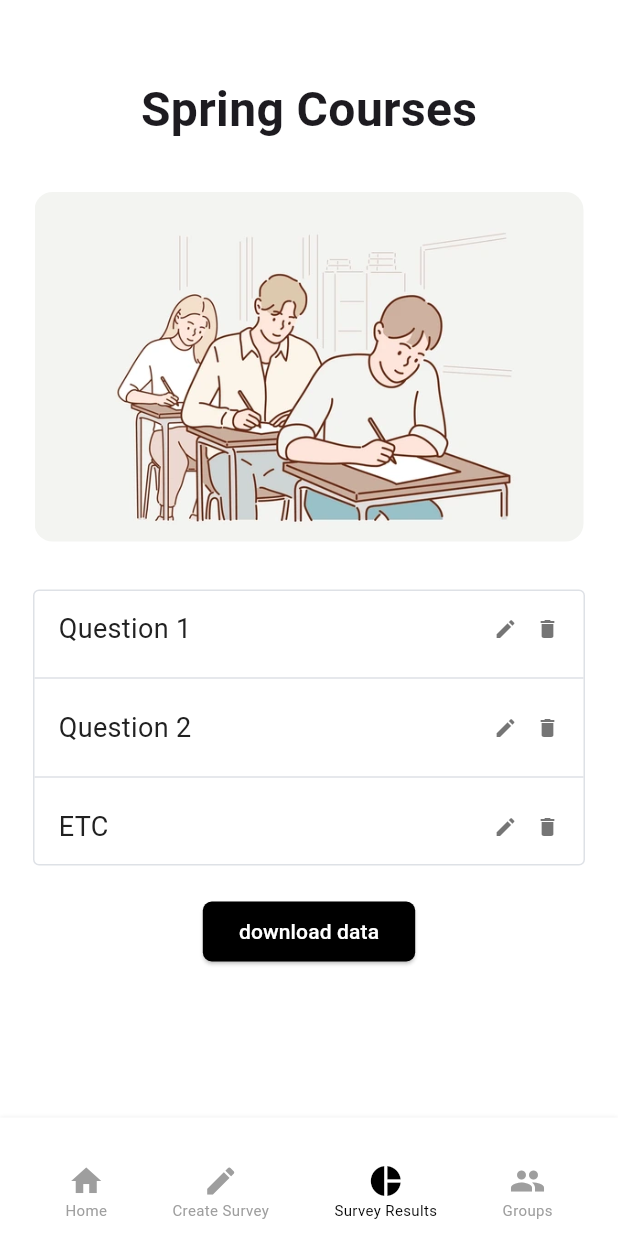
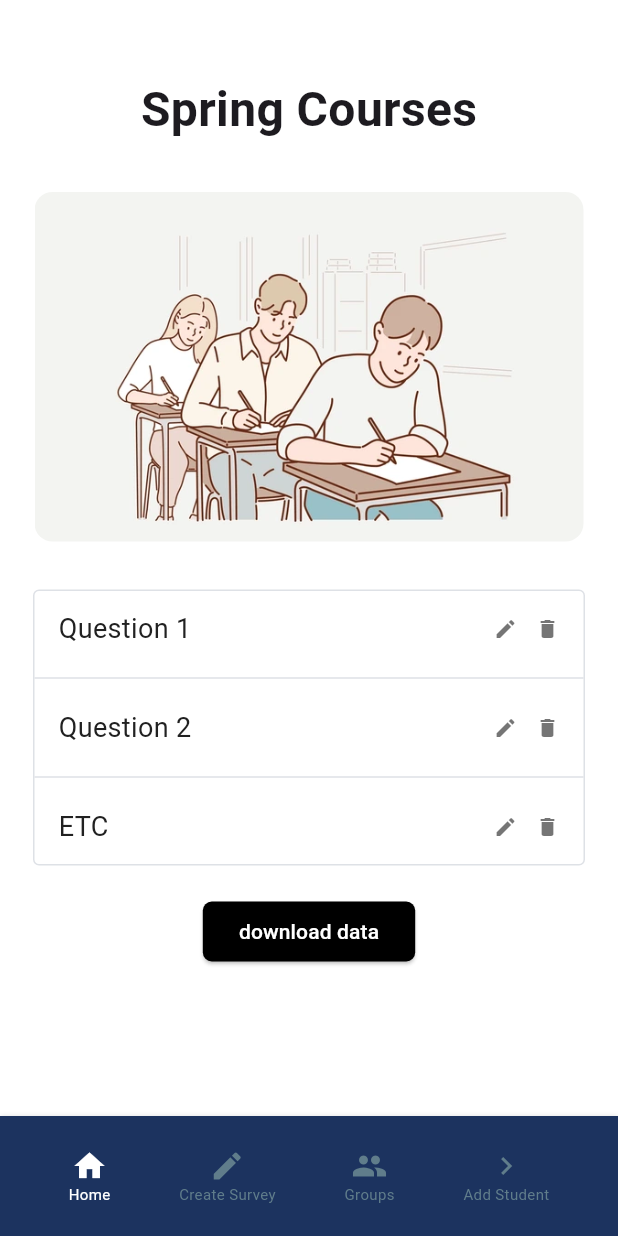
Before and after one commit to Amgooodd/survey-center, a Flutter app: the showsurv screen opened by its route, on a phone screen of 412 x 824 dp. Run offline on Flutter 3.47's test engine with Material 3 defaults, Android fonts, the phone set to English and light mode, and no system bars; our stand-ins replace cloud_firestore, firebase_core; accounts and stored records are empty.

Commit message:
Update 3showsurv.dart

```diff
--- a/lib/screens/3showsurv.dart
+++ b/lib/screens/3showsurv.dart
@@ -53,15 +53,9 @@ class _showsurv extends State<showsurv> {
             onPressed: () {},
             child: Text('download data', style: TextStyle(color: Colors.white)),
           ),
-          SizedBox(height: 100),
-          Positioned(
-            bottom: 0,
-            left: 0,
-            right: 0,
-            child: BottomNavigationBarWidget(),
-          ),
         ],
       ),
+      bottomNavigationBar: BottomNavigationBarWidget(),
     );
   }
 }
@@ -124,12 +118,10 @@ class BottomNavigationBarWidget extends StatelessWidget {
   @override
   Widget build(BuildContext context) {
     return Container(
-      height: 99,
+      height: 80,
       decoration: BoxDecoration(
-        color: Colors.white,
-        boxShadow: [
-          BoxShadow(color: Colors.black12, blurRadius: 2),
-        ],
+        color: const Color.fromARGB(255, 28, 51, 95),
+        boxShadow: [BoxShadow(color: Colors.black12, blurRadius: 2)],
       ),
       child: Row(
         mainAxisAlignment: MainAxisAlignment.spaceEvenly,
@@ -137,28 +129,32 @@ class BottomNavigationBarWidget extends StatelessWidget {
           BottomNavItem(
             icon: Icons.home,
             label: "Home",
+            isSelected: true,
             onTap: () {
               Navigator.pushReplacementNamed(context, '/firsrforadminn');
-              }),
+            },
+          ),
           BottomNavItem(
             icon: Icons.edit,
             label: "Create Survey",
             onTap: () {
               Navigator.pushReplacementNamed(context, '/createsurvv');
-              }),
-          BottomNavItem(
-              icon: Icons.pie_chart,
-              label: "Survey Results",
-              isSelected: true,
-              onTap: () {
-                Navigator.pushReplacementNamed(context, '/showsurvv');
-              }),
+            },
+          ),
           BottomNavItem(
             icon: Icons.group,
             label: "Groups",
             onTap: () {
               Navigator.pushReplacementNamed(context, '/groupp');
-              }),
+            },
+          ),
+          BottomNavItem(
+            icon: Icons.navigate_next,
+            label: "Add Student",
+            onTap: () {
+              Navigator.pushNamed(context, '/admin_dashboard');
+            },
+          ),
         ],
       ),
     );
@@ -187,13 +183,16 @@ class BottomNavItem extends StatelessWidget {
         mainAxisSize: MainAxisSize.min,
         children: [
           Icon(icon,
-                color: isSelected ? Colors.black : Colors.grey, size: 24),
+              color: isSelected ? Colors.white : Colors.blueGrey, size: 24),
           Text(
             label,
             style: TextStyle(
-                  fontSize: 10, color: isSelected ? Colors.black : Colors.grey),
+              fontSize: 10,
+              color: isSelected ? Colors.white : Colors.blueGrey,
+            ),
           ),
         ],
-        ));
+      ),
+    );
   }
 }
```
Lines whose indentation alone changed are shown as unchanged.
